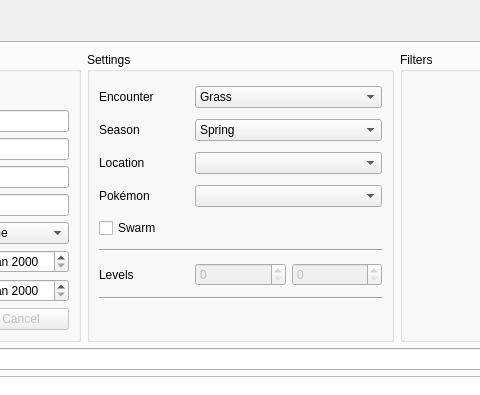
Old version of the form Form/Gen5/Wild5.ui in the repository Admiral-Fish/PokeFinder; both pictures show x 164 to 644 and y 0 to 395 of the 1200 by 700 pixel window.
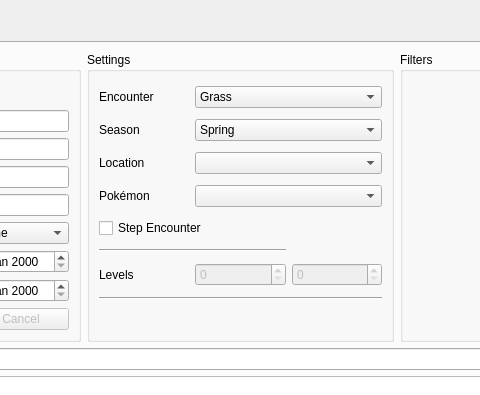
New version of the form. The open tabs and pages were chosen to show the change. Custom widgets are drawn as their Qt base class.

Commit message: gen 5 step encounter implementation

Patch:
```diff
--- a/Form/Gen5/Wild5.ui
+++ b/Form/Gen5/Wild5.ui
@@ -558,15 +558,15 @@
           <item row="3" column="1" colspan="2">
            <widget class="ComboBox" name="comboBoxSearcherPokemon"/>
           </item>
-          <item row="4" column="0" colspan="3">
-           <widget class="QCheckBox" name="checkBoxSearcherSwarm">
+          <item row="4" column="0" colspan="2">
+           <widget class="QCheckBox" name="checkBoxSearcherMovingTrigger">
             <property name="text">
-             <string>Swarm</string>
+             <string>Step Encounter</string>
             </property>
            </widget>
           </item>
-          <item row="5" column="0" colspan="3">
-           <widget class="Line" name="line_1">
+          <item row="5" column="0" colspan="2">
+           <widget class="Line" name="line_5">
             <property name="orientation">
              <enum>Qt::Orientation::Horizontal</enum>
             </property>
```
The commit also changes 13 other files.
